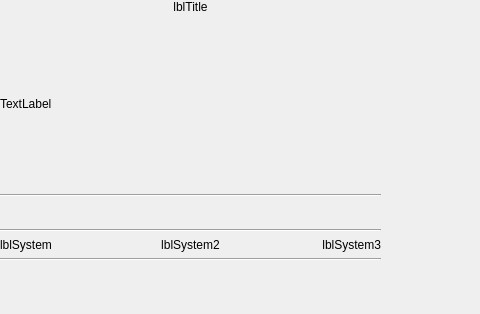
Above: cpp/divers/browser/browser_img_v0.0.1/browser/slidewidget.ui from gcode-mirror/openphysic before the change. Below: the same form after it.
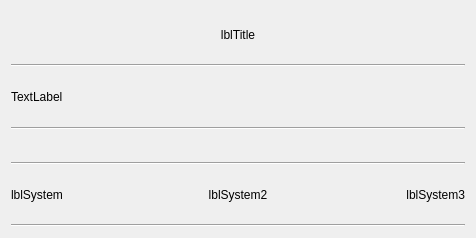
That is the form after the change. Custom widgets are drawn as their Qt base class.

Patch:
```diff
--- a/cpp/divers/browser/browser_img_v0.0.1/browser/slidewidget.ui
+++ b/cpp/divers/browser/browser_img_v0.0.1/browser/slidewidget.ui
@@ -6,29 +6,24 @@
    <rect>
     <x>0</x>
     <y>0</y>
-    <width>480</width>
-    <height>314</height>
+    <width>476</width>
+    <height>238</height>
    </rect>
   </property>
+  <property name="sizePolicy">
+   <sizepolicy hsizetype="Expanding" vsizetype="Expanding">
+    <horstretch>0</horstretch>
+    <verstretch>0</verstretch>
+   </sizepolicy>
+  </property>
   <property name="windowTitle">
    <string>Form</string>
   </property>
-  <widget class="QWidget" name="layoutWidget">
-   <property name="geometry">
-    <rect>
-     <x>0</x>
-     <y>0</y>
-     <width>381</width>
-     <height>261</height>
-    </rect>
-   </property>
    <layout class="QVBoxLayout" name="verticalLayout">
     <item>
-     <layout class="QHBoxLayout" name="horizontalLayout_3">
-      <item>
        <widget class="QLabel" name="lblTitle">
         <property name="sizePolicy">
-         <sizepolicy hsizetype="Maximum" vsizetype="Preferred">
+      <sizepolicy hsizetype="Expanding" vsizetype="Preferred">
           <horstretch>0</horstretch>
           <verstretch>0</verstretch>
          </sizepolicy>
@@ -41,12 +36,17 @@
         </property>
        </widget>
       </item>
-     </layout>
+   <item>
+    <widget class="Line" name="line_4">
+     <property name="orientation">
+      <enum>Qt::Horizontal</enum>
+     </property>
+    </widget>
     </item>
     <item>
      <widget class="QLabel" name="labelView">
       <property name="sizePolicy">
-       <sizepolicy hsizetype="Expanding" vsizetype="Expanding">
+      <sizepolicy hsizetype="Preferred" vsizetype="Preferred">
         <horstretch>0</horstretch>
         <verstretch>0</verstretch>
        </sizepolicy>
@@ -54,6 +54,9 @@
       <property name="text">
        <string>TextLabel</string>
       </property>
+     <property name="scaledContents">
+      <bool>false</bool>
+     </property>
      </widget>
     </item>
     <item>
@@ -70,11 +73,9 @@
      </widget>
     </item>
     <item>
-     <layout class="QHBoxLayout" name="horizontalLayout_2">
-      <item>
        <widget class="ScrollText" name="lblMessage" native="true">
         <property name="sizePolicy">
-         <sizepolicy hsizetype="Expanding" vsizetype="Fixed">
+      <sizepolicy hsizetype="Preferred" vsizetype="Fixed">
           <horstretch>0</horstretch>
           <verstretch>0</verstretch>
          </sizepolicy>
@@ -87,8 +88,6 @@
         </property>
        </widget>
       </item>
-     </layout>
-    </item>
     <item>
      <widget class="Line" name="line">
       <property name="orientation">
@@ -141,7 +140,6 @@
      </widget>
     </item>
    </layout>
-  </widget>
  </widget>
  <customwidgets>
   <customwidget>
```
Lines whose indentation alone changed are shown as unchanged.
